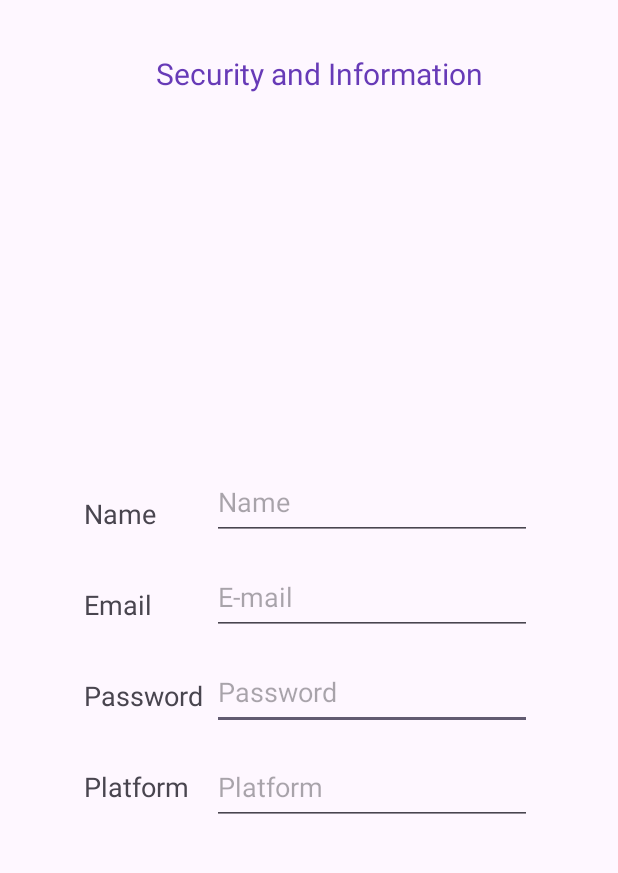
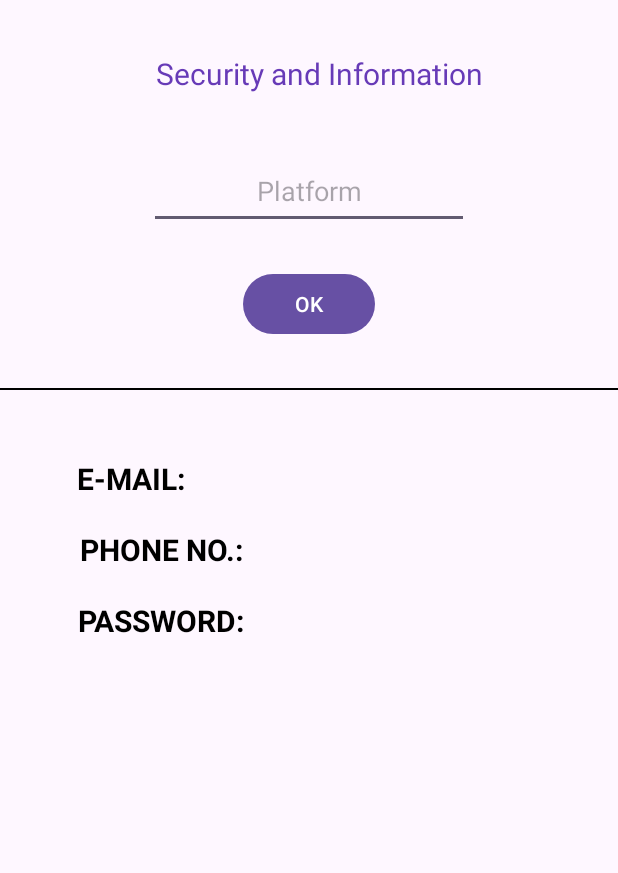
Before and after one commit to reisabelle/AccountManager.v2, an Android app: the accInfo screen opened directly, with no data from a screen before it, on a phone screen of 412 x 824 dp, the part 96-969 px from its top. Run offline under Robolectric (Android 15) with nearby library versions, the phone set to English and light mode, and no system bars; 2 statements that could not run were skipped.

Commit message:
Update activity_acc_info.xml
new update

```diff
--- a/app/src/main/res/layout/activity_acc_info.xml
+++ b/app/src/main/res/layout/activity_acc_info.xml
@@ -23,15 +23,14 @@
         app:titleTextColor="#FFFFFF" />
 
     <ImageView
-        android:id="@+id/backbtn6"
+        android:id="@+id/backbutton"
         android:layout_width="42dp"
         android:layout_height="32dp"
         android:layout_marginStart="16dp"
         android:layout_marginTop="16dp"
-        app:layout_constraintStart_toStartOf="parent"
+        app:layout_constraintStart_toStartOf="@+id/main_toolbar"
         app:layout_constraintTop_toTopOf="parent"
-        app:srcCompat="@drawable/baseline_arrow_back_24"
-        tools:ignore="MissingConstraints" />
+        app:srcCompat="@drawable/baseline_arrow_back_24" />
 
     <TextView
         android:id="@+id/textView3"
@@ -48,97 +47,136 @@
         app:layout_constraintStart_toStartOf="parent"
         app:layout_constraintTop_toBottomOf="@+id/main_toolbar" />
 
-    <TextView
-        android:id="@+id/textView7"
-        android:layout_width="wrap_content"
-        android:layout_height="wrap_content"
-        android:layout_marginStart="56dp"
-        android:layout_marginBottom="36dp"
-        android:text="Password"
-        android:textSize="18sp"
-        app:layout_constraintBottom_toTopOf="@+id/textView8"
-        app:layout_constraintStart_toStartOf="parent" />
-
-    <TextView
-        android:id="@+id/textView5"
-        android:layout_width="wrap_content"
-        android:layout_height="wrap_content"
-        android:layout_marginStart="56dp"
-        android:layout_marginBottom="36dp"
-        android:text="Email"
-        android:textSize="18sp"
-        app:layout_constraintBottom_toTopOf="@+id/textView7"
-        app:layout_constraintStart_toStartOf="parent" />
-
-    <TextView
-        android:id="@+id/textView8"
-        android:layout_width="wrap_content"
-        android:layout_height="wrap_content"
-        android:layout_marginStart="56dp"
-        android:layout_marginBottom="223dp"
-        android:text="Platform"
-        android:textSize="18sp"
-        app:layout_constraintBottom_toBottomOf="parent"
-        app:layout_constraintStart_toStartOf="parent" />
-
-    <TextView
-        android:id="@+id/textView4"
-        android:layout_width="wrap_content"
-        android:layout_height="wrap_content"
-        android:layout_marginStart="56dp"
-        android:layout_marginBottom="36dp"
-        android:text="Name"
-        android:textSize="18sp"
-        app:layout_constraintBottom_toTopOf="@+id/textView5"
-        app:layout_constraintStart_toStartOf="parent" />
-
     <EditText
-        android:id="@+id/editTextTextPassword4"
+        android:id="@+id/Platform"
         android:layout_width="wrap_content"
         android:layout_height="50dp"
-        android:layout_marginEnd="57dp"
-        android:layout_marginBottom="13dp"
-        android:ems="10"
-        android:hint="Password"
-        android:inputType="textPassword"
-        app:layout_constraintBottom_toTopOf="@+id/editTextTextPassword5"
-        app:layout_constraintEnd_toEndOf="parent" />
-
-    <EditText
-        android:id="@+id/editTextTextPassword5"
-        android:layout_width="wrap_content"
-        android:layout_height="50dp"
-        android:layout_marginEnd="57dp"
-        android:layout_marginBottom="210dp"
+        android:layout_marginStart="101dp"
+        android:layout_marginTop="40dp"
+        android:layout_marginEnd="101dp"
         android:ems="10"
         android:hint="Platform"
         android:inputType="text"
-        app:layout_constraintBottom_toBottomOf="parent"
-        app:layout_constraintEnd_toEndOf="parent" />
+        android:textAlignment="center"
+        app:layout_constraintEnd_toEndOf="parent"
+        app:layout_constraintStart_toStartOf="parent"
+        app:layout_constraintTop_toBottomOf="@+id/textView3" />
 
-    <EditText
-        android:id="@+id/editTextText4"
+    <Button
+        android:id="@+id/button"
         android:layout_width="wrap_content"
-        android:layout_height="50dp"
-        android:layout_marginEnd="57dp"
-        android:layout_marginBottom="13dp"
-        android:ems="10"
-        android:inputType="text"
-        android:hint="Name"
-        app:layout_constraintBottom_toTopOf="@+id/editTextTextEmailAddress3"
-        app:layout_constraintEnd_toEndOf="parent" />
+        android:layout_height="wrap_content"
+        android:layout_marginStart="162dp"
+        android:layout_marginTop="26dp"
+        android:layout_marginEnd="162dp"
+        android:text="OK"
+        app:layout_constraintEnd_toEndOf="parent"
+        app:layout_constraintStart_toStartOf="parent"
+        app:layout_constraintTop_toBottomOf="@+id/Platform" />
 
-    <EditText
-        android:id="@+id/editTextTextEmailAddress3"
+    <View
+        android:id="@+id/divider"
+        android:layout_width="match_parent"
+        android:layout_height="1dp"
+        android:layout_marginTop="32dp"
+        android:background="@color/black"
+        app:layout_constraintStart_toStartOf="parent"
+        app:layout_constraintTop_toBottomOf="@+id/button" />
+
+
+    <LinearLayout
+        android:id="@+id/linearLayout5"
         android:layout_width="wrap_content"
-        android:layout_height="50dp"
-        android:layout_marginEnd="57dp"
-        android:layout_marginBottom="13dp"
-        android:ems="10"
-        android:hint="E-mail"
-        android:inputType="textEmailAddress"
-        app:layout_constraintBottom_toTopOf="@+id/editTextTextPassword4"
-        app:layout_constraintEnd_toEndOf="parent" />
+        android:layout_height="wrap_content"
+        android:layout_marginStart="35dp"
+        android:layout_marginTop="45dp"
+        android:layout_marginEnd="35dp"
+        android:orientation="horizontal"
+        app:layout_constraintEnd_toEndOf="parent"
+        app:layout_constraintStart_toStartOf="parent"
+        app:layout_constraintTop_toBottomOf="@+id/divider">
+
+        <TextView
+            android:layout_width="wrap_content"
+            android:layout_height="wrap_content"
+            android:layout_marginStart="20dp"
+            android:text="E-MAIL:"
+            android:textColor="@color/black"
+            android:textSize="20sp"
+            android:textStyle="bold" />
+
+        <TextView
+            android:id="@+id/Email"
+            android:layout_width="252dp"
+            android:layout_height="match_parent"
+            android:layout_marginStart="5dp"
+            android:text=""
+            android:textColor="@color/black"
+            android:textSize="20sp" />
+    </LinearLayout>
+
+    <LinearLayout
+        android:id="@+id/linearLayout6"
+        android:layout_width="wrap_content"
+        android:layout_height="wrap_content"
+        android:layout_marginStart="35dp"
+        android:layout_marginTop="20dp"
+        android:layout_marginEnd="35dp"
+        android:orientation="horizontal"
+        app:layout_constraintEnd_toEndOf="parent"
+        app:layout_constraintHorizontal_bias="0.333"
+        app:layout_constraintStart_toStartOf="parent"
+        app:layout_constraintTop_toBottomOf="@+id/linearLayout5">
+
+        <TextView
+            android:layout_width="wrap_content"
+            android:layout_height="wrap_content"
+            android:layout_marginStart="20dp"
+            android:text="PHONE NO.:"
+            android:textColor="@color/black"
+            android:textSize="20sp"
+            android:textStyle="bold" />
+
+        <TextView
+            android:id="@+id/PhoneNo"
+            android:layout_width="214dp"
+            android:layout_height="match_parent"
+            android:layout_marginStart="5dp"
+            android:text=""
+            android:textColor="@color/black"
+            android:textSize="20sp" />
+    </LinearLayout>
+
+    <LinearLayout
+        android:layout_width="wrap_content"
+        android:layout_height="wrap_content"
+        android:layout_marginStart="35dp"
+        android:layout_marginTop="20dp"
+        android:layout_marginEnd="35dp"
+        android:orientation="horizontal"
+        app:layout_constraintEnd_toEndOf="parent"
+        app:layout_constraintHorizontal_bias="0.416"
+        app:layout_constraintStart_toStartOf="parent"
+        app:layout_constraintTop_toBottomOf="@+id/linearLayout6">
+
+        <TextView
+            android:layout_width="wrap_content"
+            android:layout_height="wrap_content"
+            android:layout_marginStart="20dp"
+            android:text="PASSWORD:"
+            android:textColor="@color/black"
+            android:textSize="20sp"
+            android:textStyle="bold" />
+
+        <TextView
+            android:id="@+id/Password"
+            android:layout_width="214dp"
+            android:layout_height="match_parent"
+            android:layout_marginStart="5dp"
+            android:text=""
+            android:textColor="@color/black"
+            android:textSize="20sp" />
+    </LinearLayout>
 
 
 </androidx.constraintlayout.widget.ConstraintLayout>
```
